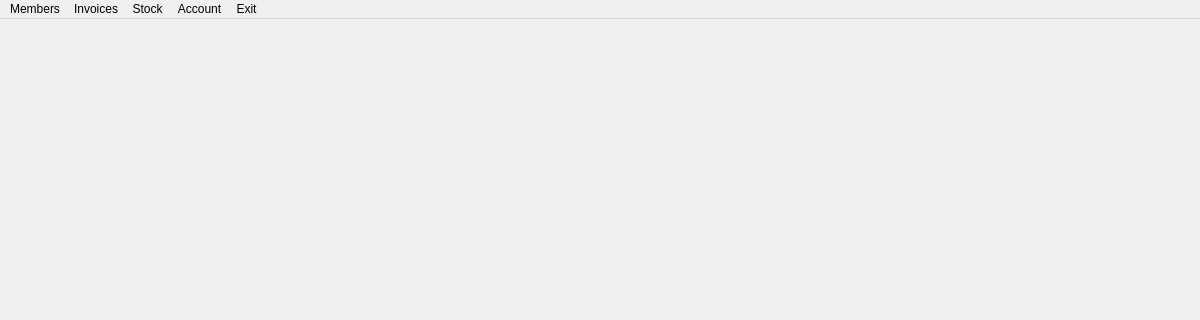
First picture: the form in penyamanager/adminmainwindow.ui, repository eguzki/penyamanager, before the edit; both pictures show x 0 to 1200 and y 0 to 320 of the 1200 by 900 pixel window.
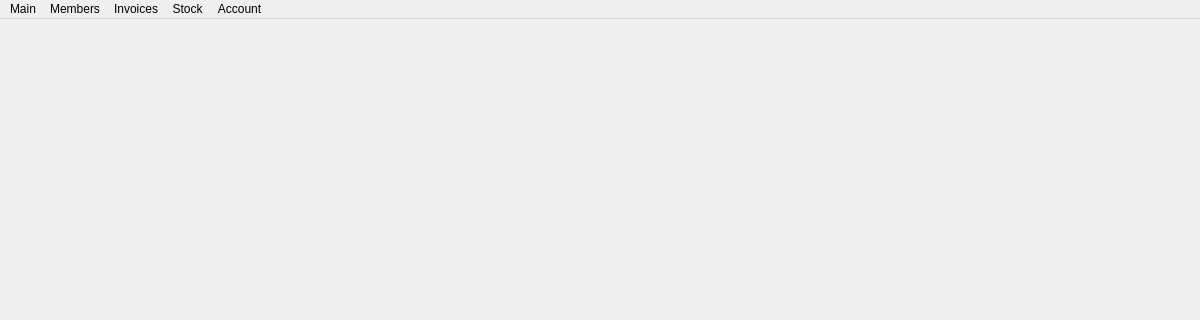
Second picture: the form after the edit.

Commit message: admin main menu

Diff of the .ui file:
```diff
--- a/penyamanager/adminmainwindow.ui
+++ b/penyamanager/adminmainwindow.ui
@@ -69,16 +69,16 @@
     <addaction name="actionDeposit_Check"/>
     <addaction name="actionAccount_Balance"/>
    </widget>
-   <widget class="QMenu" name="menuExit">
+   <widget class="QMenu" name="menuMain">
     <property name="title">
-     <string>Exit</string>
+     <string>Main</string>
     </property>
    </widget>
+   <addaction name="menuMain"/>
    <addaction name="menuMembers"/>
    <addaction name="menuInvoices"/>
    <addaction name="menuStock"/>
    <addaction name="menuAccount"/>
-   <addaction name="menuExit"/>
   </widget>
   <widget class="QStatusBar" name="statusbar"/>
   <action name="actionMember_information">
```
Left out of the diff: 6 changed lines with no effect on the pictures. The commit also changes 4 other files.
